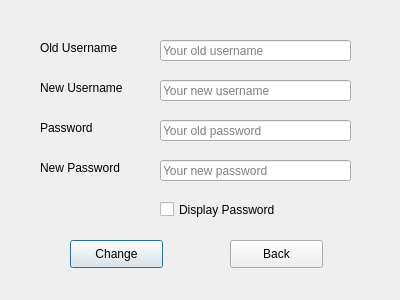
Galaxies99/MS125-chatroom-client, file change.ui: the form before one commit.
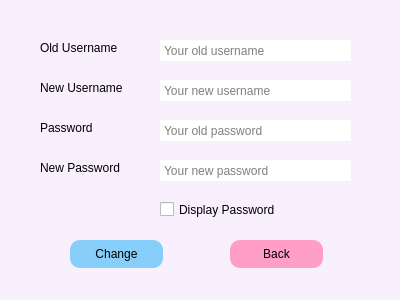
The form after the commit.

```diff
--- a/change.ui
+++ b/change.ui
@@ -13,6 +13,11 @@
   <property name="windowTitle">
    <string>Dialog</string>
   </property>
+  <property name="styleSheet">
+   <string notr="true">QDialog {
+	background-color: #f9f0fe;
+}</string>
+  </property>
   <widget class="QLabel" name="label_4">
    <property name="geometry">
     <rect>
@@ -74,6 +79,17 @@
      <height>21</height>
     </rect>
    </property>
+   <property name="styleSheet">
+    <string notr="true">QLineEdit { 
+	font-family: &quot;Microsoft YaHei&quot;; 
+	padding: 2px;
+	border-radius: 2px;
+	border: 1px, solid #000000;
+}
+QLineEdit:hover {
+	border: 1px solid #34495E;
+}</string>
+   </property>
    <property name="placeholderText">
     <string>Your old username</string>
    </property>
@@ -87,6 +103,17 @@
      <height>21</height>
     </rect>
    </property>
+   <property name="styleSheet">
+    <string notr="true">QLineEdit { 
+	font-family: &quot;Microsoft YaHei&quot;; 
+	padding: 2px;
+	border-radius: 2px;
+	border: 1px, solid #000000;
+}
+QLineEdit:hover {
+	border: 1px solid #34495E;
+}</string>
+   </property>
    <property name="placeholderText">
     <string>Your new username</string>
    </property>
@@ -100,6 +127,17 @@
      <height>21</height>
     </rect>
    </property>
+   <property name="styleSheet">
+    <string notr="true">QLineEdit { 
+	font-family: &quot;Microsoft YaHei&quot;; 
+	padding: 2px;
+	border-radius: 2px;
+	border: 1px, solid #000000;
+}
+QLineEdit:hover {
+	border: 1px solid #34495E;
+}</string>
+   </property>
    <property name="echoMode">
     <enum>QLineEdit::Password</enum>
    </property>
@@ -116,6 +154,17 @@
      <height>21</height>
     </rect>
    </property>
+   <property name="styleSheet">
+    <string notr="true">QLineEdit { 
+	font-family: &quot;Microsoft YaHei&quot;; 
+	padding: 2px;
+	border-radius: 2px;
+	border: 1px, solid #000000;
+}
+QLineEdit:hover {
+	border: 1px solid #34495E;
+}</string>
+   </property>
    <property name="echoMode">
     <enum>QLineEdit::Password</enum>
    </property>
@@ -145,6 +194,17 @@
      <height>28</height>
     </rect>
    </property>
+   <property name="styleSheet">
+    <string notr="true">QPushButton {
+	background-color: #87CEFA;
+	border-radius: 10px; 
+	color: rgb(0, 0, 0); 
+	font-family: &quot;Microsoft YaHei&quot; 
+} 
+QPushButton:hover { 
+	background-color: #00BFFF; 
+}</string>
+   </property>
    <property name="text">
     <string>Change</string>
    </property>
@@ -158,6 +218,15 @@
      <height>28</height>
     </rect>
    </property>
+   <property name="styleSheet">
+    <string notr="true">QPushButton { 
+	background-color: rgb(255, 159, 198); 
+	border-radius: 10px; color: rgb(0, 0, 0); 
+	font-family: &quot;Microsoft YaHei&quot; } 
+QPushButton:hover { 
+	background-color: rgb(255, 133, 166); 
+}</string>
+   </property>
    <property name="text">
     <string>Back</string>
    </property>
```
Left out of the diff: 15 changed lines with no effect on the pictures.
